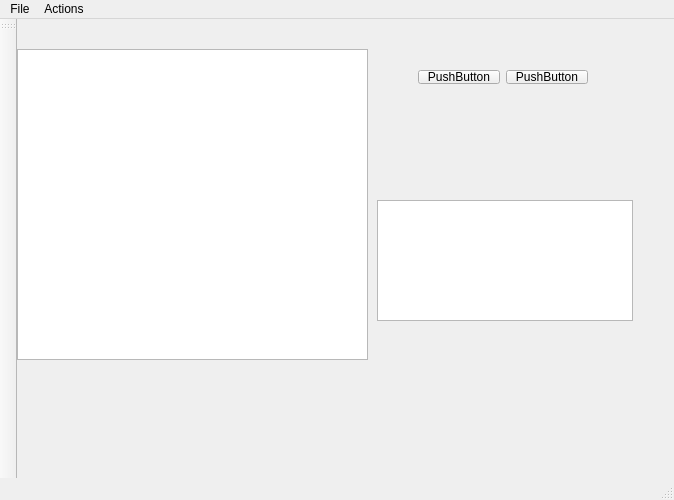
This is mainwindow.ui in kevinhartyanyi/class-scheduler as Qt 5 draws it before an edit. The edited form follows.
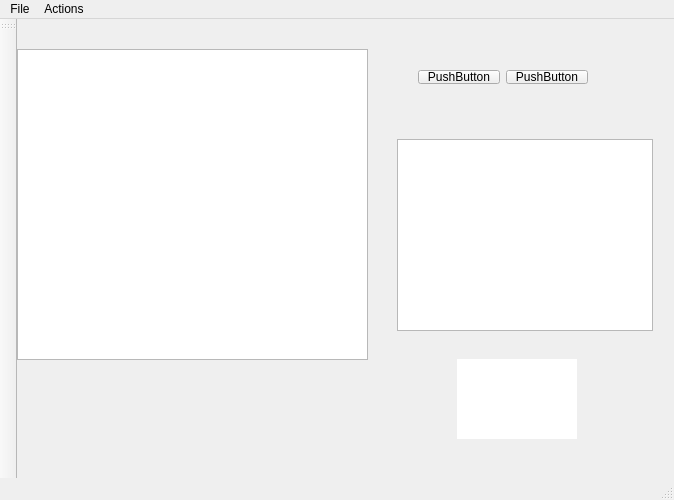
This is the edited form. Custom widgets are drawn as their Qt base class.

Commit message: Started adding the info table

```diff
--- a/mainwindow.ui
+++ b/mainwindow.ui
@@ -30,16 +30,6 @@
      </rect>
     </property>
    </widget>
-   <widget class="QListWidget" name="listWidget">
-    <property name="geometry">
-     <rect>
-      <x>360</x>
-      <y>181</y>
-      <width>256</width>
-      <height>121</height>
-     </rect>
-    </property>
-   </widget>
    <widget class="QWidget" name="layoutWidget">
     <property name="geometry">
      <rect>
@@ -73,6 +63,26 @@
       <y>340</y>
       <width>120</width>
       <height>80</height>
+     </rect>
+    </property>
+    <widget class="QListWidget" name="info">
+     <property name="geometry">
+      <rect>
+       <x>-70</x>
+       <y>-10</y>
+       <width>256</width>
+       <height>121</height>
+      </rect>
+     </property>
+    </widget>
+   </widget>
+   <widget class="QTableWidget" name="info2">
+    <property name="geometry">
+     <rect>
+      <x>380</x>
+      <y>120</y>
+      <width>256</width>
+      <height>192</height>
      </rect>
     </property>
    </widget>
```
The commit also changes 2 other files.
